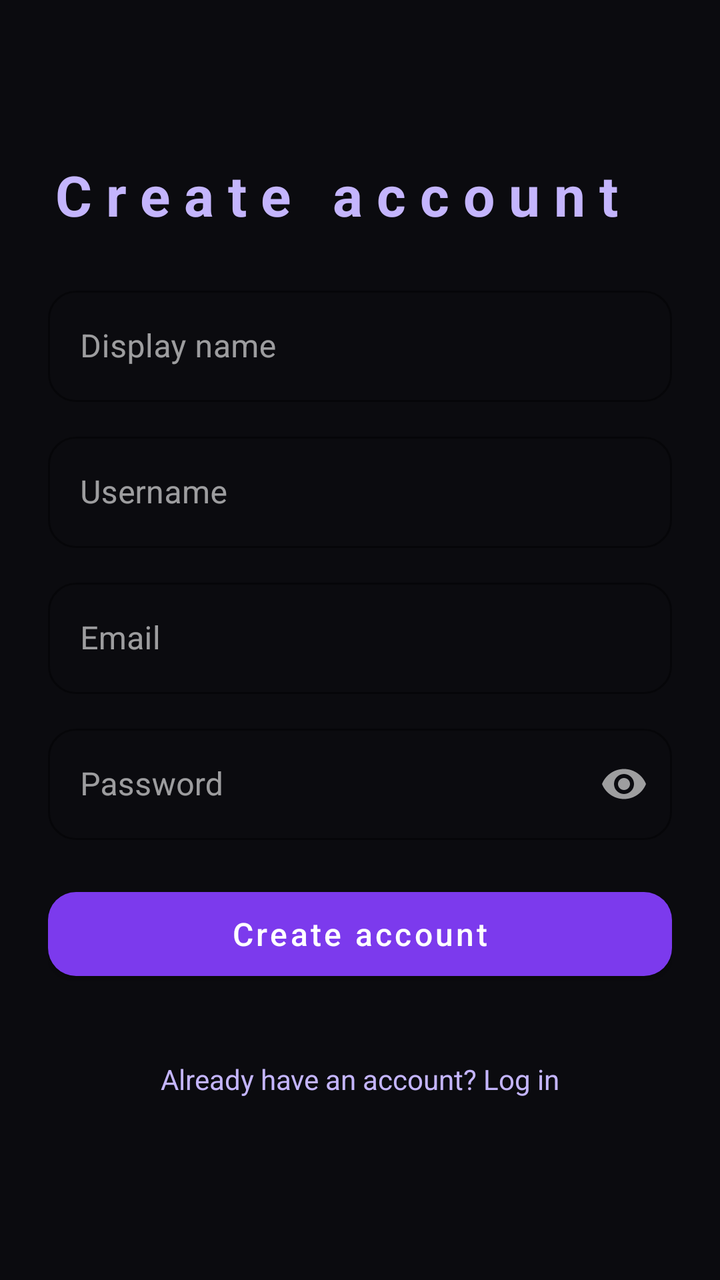
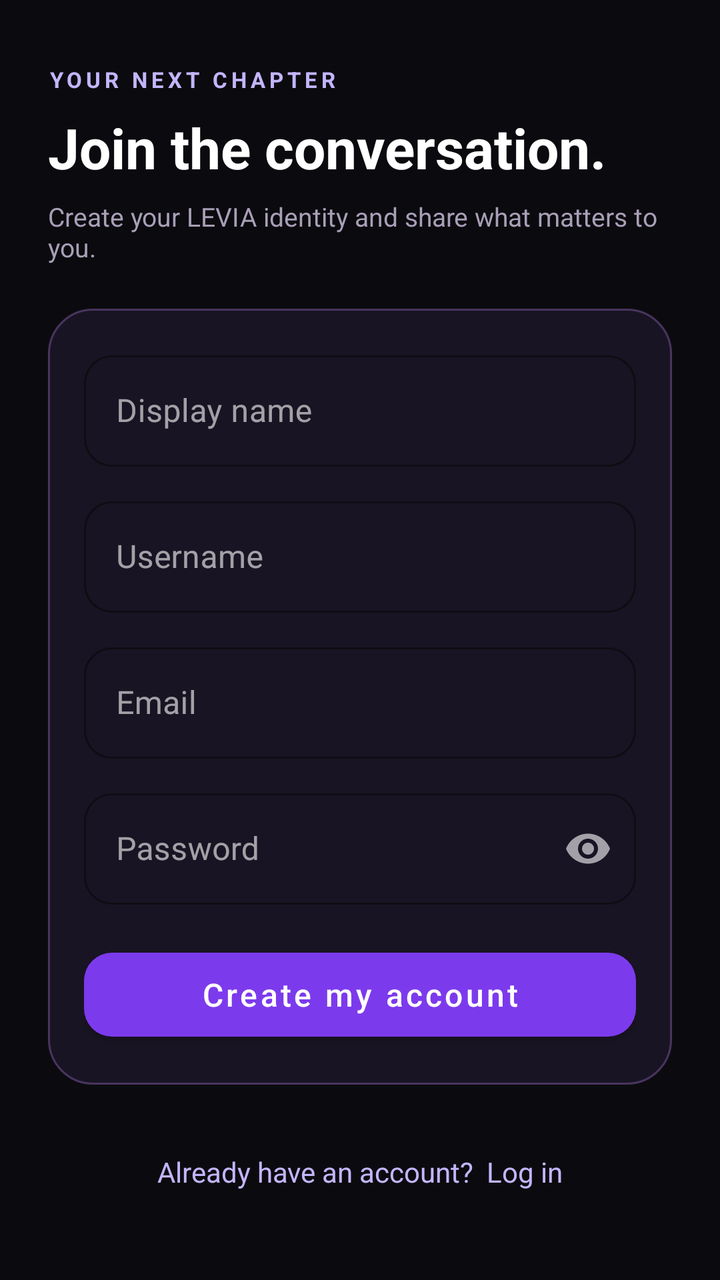

An Android layout rendered at two revisions. The XML below is the earlier revision; the diff shows what the commit changed to produce the second picture.
<!-- AndroidManifest.xml: application theme Theme.Levia -->
<!-- res/layout/activity_register.xml -->
<?xml version="1.0" encoding="utf-8"?>
<ScrollView xmlns:android="http://schemas.android.com/apk/res/android"
    xmlns:app="http://schemas.android.com/apk/res-auto"
    android:layout_width="match_parent"
    android:layout_height="match_parent"
    android:background="@color/levia_black"
    android:fillViewport="true">

    <LinearLayout
        android:layout_width="match_parent"
        android:layout_height="wrap_content"
        android:gravity="center_vertical"
        android:orientation="vertical"
        android:padding="24dp">

        <TextView
            android:layout_width="wrap_content"
            android:layout_height="wrap_content"
            android:layout_marginBottom="24dp"
            android:letterSpacing="0.25"
            android:text="@string/create_account"
            android:textColor="@color/levia_lavender"
            android:textSize="28sp"
            android:textStyle="bold" />

        <com.google.android.material.textfield.TextInputLayout
            style="@style/LeviaInput"
            android:layout_width="match_parent"
            android:layout_height="wrap_content"
            android:hint="@string/display_name">

            <com.google.android.material.textfield.TextInputEditText
                android:id="@+id/displayNameInput"
                android:layout_width="match_parent"
                android:layout_height="wrap_content"
                android:inputType="textPersonName" />
        </com.google.android.material.textfield.TextInputLayout>

        <com.google.android.material.textfield.TextInputLayout
            style="@style/LeviaInput"
            android:layout_width="match_parent"
            android:layout_height="wrap_content"
            android:layout_marginTop="12dp"
            android:hint="@string/username">

            <com.google.android.material.textfield.TextInputEditText
                android:id="@+id/usernameInput"
                android:layout_width="match_parent"
                android:layout_height="wrap_content"
                android:inputType="textVisiblePassword" />
        </com.google.android.material.textfield.TextInputLayout>

        <com.google.android.material.textfield.TextInputLayout
            style="@style/LeviaInput"
            android:layout_width="match_parent"
            android:layout_height="wrap_content"
            android:layout_marginTop="12dp"
            android:hint="@string/email">

            <com.google.android.material.textfield.TextInputEditText
                android:id="@+id/emailInput"
                android:layout_width="match_parent"
                android:layout_height="wrap_content"
                android:inputType="textEmailAddress" />
        </com.google.android.material.textfield.TextInputLayout>

        <com.google.android.material.textfield.TextInputLayout
            style="@style/LeviaInput"
            android:layout_width="match_parent"
            android:layout_height="wrap_content"
            android:layout_marginTop="12dp"
            android:hint="@string/password"
            app:endIconMode="password_toggle">

            <com.google.android.material.textfield.TextInputEditText
                android:id="@+id/passwordInput"
                android:layout_width="match_parent"
                android:layout_height="wrap_content"
                android:inputType="textPassword" />
        </com.google.android.material.textfield.TextInputLayout>

        <TextView
            android:id="@+id/errorText"
            android:layout_width="match_parent"
            android:layout_height="wrap_content"
            android:layout_marginTop="12dp"
            android:textColor="@color/levia_error"
            android:visibility="gone" />

        <com.google.android.material.button.MaterialButton
            android:id="@+id/registerButton"
            style="@style/LeviaButton"
            android:layout_width="match_parent"
            android:layout_height="wrap_content"
            android:layout_marginTop="20dp"
            android:text="@string/create_account" />

        <ProgressBar
            android:id="@+id/progress"
            android:layout_width="wrap_content"
            android:layout_height="wrap_content"
            android:layout_gravity="center_horizontal"
            android:layout_marginTop="16dp"
            android:visibility="gone" />

        <TextView
            android:id="@+id/goLogin"
            android:layout_width="match_parent"
            android:layout_height="wrap_content"
            android:layout_marginTop="24dp"
            android:gravity="center"
            android:padding="12dp"
            android:text="@string/have_account"
            android:textColor="@color/levia_lavender" />
    </LinearLayout>
</ScrollView>
<!-- resources referenced by this layout -->
<resources>
  <color name="levia_black">#0B0B0F</color>
  <color name="levia_error">#FF6B8A</color>
  <color name="levia_lavender">#C4B5FD</color>
  <string name="create_account">Create account</string>
  <string name="display_name">Display name</string>
  <string name="email">Email</string>
  <string name="have_account">Already have an account? Log in</string>
  <string name="password">Password</string>
  <string name="username">Username</string>
  <style name="LeviaButton" parent="Widget.MaterialComponents.Button">
          <item name="backgroundTint">@color/levia_violet</item>
          <item name="android:textColor">@color/levia_white</item>
          <item name="cornerRadius">14dp</item>
          <item name="android:minHeight">54dp</item>
          <item name="android:textAllCaps">false</item>
          <item name="android:textSize">16sp</item>
      </style>
  <style name="LeviaInput" parent="Widget.MaterialComponents.TextInputLayout.OutlinedBox">
          <item name="boxStrokeColor">@color/levia_lavender</item>
          <item name="hintTextColor">@color/levia_lavender</item>
          <item name="boxCornerRadiusTopStart">14dp</item>
          <item name="boxCornerRadiusTopEnd">14dp</item>
          <item name="boxCornerRadiusBottomStart">14dp</item>
          <item name="boxCornerRadiusBottomEnd">14dp</item>
      </style>
  <style name="Theme.Levia" parent="Theme.MaterialComponents.NoActionBar">
          <item name="colorPrimary">@color/levia_violet</item>
          <item name="colorPrimaryVariant">@color/levia_dark_purple</item>
          <item name="colorOnPrimary">@color/levia_white</item>
          <item name="colorSecondary">@color/levia_lavender</item>
          <item name="colorOnSecondary">@color/levia_black</item>
          <item name="colorSurface">@color/levia_surface</item>
          <item name="colorOnSurface">@color/levia_white</item>
          <item name="android:windowBackground">@color/levia_black</item>
          <item name="android:statusBarColor">@color/levia_black</item>
          <item name="android:navigationBarColor">@color/levia_black</item>
      </style>
  <color name="levia_violet">#7C3AED</color>
  <color name="levia_white">#FFFFFF</color>
  <color name="levia_dark_purple">#2A1248</color>
  <color name="levia_surface">#16121F</color>
</resources>

<!-- the commit's change to res/layout/activity_register.xml (unified diff, before → after) -->
@@ -5,112 +5,120 @@
     android:layout_height="match_parent"
     android:background="@color/levia_black"
     android:fillViewport="true">
-
     <LinearLayout
         android:layout_width="match_parent"
         android:layout_height="wrap_content"
-        android:gravity="center_vertical"
         android:orientation="vertical"
-        android:padding="24dp">
-
+        android:padding="24dp"
+        android:gravity="center_vertical">
         <TextView
             android:layout_width="wrap_content"
             android:layout_height="wrap_content"
-            android:layout_marginBottom="24dp"
-            android:letterSpacing="0.25"
-            android:text="@string/create_account"
+            android:text="YOUR NEXT CHAPTER"
             android:textColor="@color/levia_lavender"
+            android:textSize="11sp"
+            android:letterSpacing="0.18"
+            android:textStyle="bold" />
+        <TextView
+            android:layout_width="wrap_content"
+            android:layout_height="wrap_content"
+            android:layout_marginTop="8dp"
+            android:layout_marginBottom="7dp"
+            android:text="Join the conversation."
+            android:textColor="@color/levia_white"
             android:textSize="28sp"
             android:textStyle="bold" />
-
-        <com.google.android.material.textfield.TextInputLayout
-            style="@style/LeviaInput"
+        <TextView
+            android:layout_width="wrap_content"
+            android:layout_height="wrap_content"
+            android:layout_marginBottom="22dp"
+            android:text="Create your LEVIA identity and share what matters to you."
+            android:textColor="#A99FB7"
+            android:textSize="13sp" />
+        <LinearLayout
             android:layout_width="match_parent"
             android:layout_height="wrap_content"
-            android:hint="@string/display_name">
-
-            <com.google.android.material.textfield.TextInputEditText
-                android:id="@+id/displayNameInput"
+            android:orientation="vertical"
+            android:padding="18dp"
+            android:background="@drawable/bg_card">
+            <com.google.android.material.textfield.TextInputLayout
+                style="@style/LeviaInput"
                 android:layout_width="match_parent"
                 android:layout_height="wrap_content"
-                android:inputType="textPersonName" />
-        </com.google.android.material.textfield.TextInputLayout>
-
-        <com.google.android.material.textfield.TextInputLayout
-            style="@style/LeviaInput"
-            android:layout_width="match_parent"
-            android:layout_height="wrap_content"
-            android:layout_marginTop="12dp"
-            android:hint="@string/username">
-
-            <com.google.android.material.textfield.TextInputEditText
-                android:id="@+id/usernameInput"
+                android:hint="@string/display_name">
+                <com.google.android.material.textfield.TextInputEditText
+                    android:id="@+id/displayNameInput"
+                    android:layout_width="match_parent"
+                    android:layout_height="wrap_content"
+                    android:inputType="textPersonName" />
+            </com.google.android.material.textfield.TextInputLayout>
+            <com.google.android.material.textfield.TextInputLayout
+                style="@style/LeviaInput"
                 android:layout_width="match_parent"
                 android:layout_height="wrap_content"
-                android:inputType="textVisiblePassword" />
-        </com.google.android.material.textfield.TextInputLayout>
-
-        <com.google.android.material.textfield.TextInputLayout
-            style="@style/LeviaInput"
-            android:layout_width="match_parent"
-            android:layout_height="wrap_content"
-            android:layout_marginTop="12dp"
-            android:hint="@string/email">
-
-            <com.google.android.material.textfield.TextInputEditText
-                android:id="@+id/emailInput"
+                android:layout_marginTop="12dp"
+                android:hint="@string/username">
+                <com.google.android.material.textfield.TextInputEditText
+                    android:id="@+id/usernameInput"
+                    android:layout_width="match_parent"
+                    android:layout_height="wrap_content"
+                    android:inputType="textVisiblePassword" />
+            </com.google.android.material.textfield.TextInputLayout>
+            <com.google.android.material.textfield.TextInputLayout
+                style="@style/LeviaInput"
                 android:layout_width="match_parent"
                 android:layout_height="wrap_content"
-                android:inputType="textEmailAddress" />
-        </com.google.android.material.textfield.TextInputLayout>
-
-        <com.google.android.material.textfield.TextInputLayout
-            style="@style/LeviaInput"
-            android:layout_width="match_parent"
-            android:layout_height="wrap_content"
-            android:layout_marginTop="12dp"
-            android:hint="@string/password"
-            app:endIconMode="password_toggle">
-
-            <com.google.android.material.textfield.TextInputEditText
-                android:id="@+id/passwordInput"
+                android:layout_marginTop="12dp"
+                android:hint="@string/email">
+                <com.google.android.material.textfield.TextInputEditText
+                    android:id="@+id/emailInput"
+                    android:layout_width="match_parent"
+                    android:layout_height="wrap_content"
+                    android:inputType="textEmailAddress" />
+            </com.google.android.material.textfield.TextInputLayout>
+            <com.google.android.material.textfield.TextInputLayout
+                style="@style/LeviaInput"
                 android:layout_width="match_parent"
                 android:layout_height="wrap_content"
-                android:inputType="textPassword" />
-        </com.google.android.material.textfield.TextInputLayout>
-
-        <TextView
-            android:id="@+id/errorText"
-            android:layout_width="match_parent"
-            android:layout_height="wrap_content"
-            android:layout_marginTop="12dp"
-            android:textColor="@color/levia_error"
-            android:visibility="gone" />
-
-        <com.google.android.material.button.MaterialButton
-            android:id="@+id/registerButton"
-            style="@style/LeviaButton"
-            android:layout_width="match_parent"
-            android:layout_height="wrap_content"
-            android:layout_marginTop="20dp"
-            android:text="@string/create_account" />
-
-        <ProgressBar
-            android:id="@+id/progress"
-            android:layout_width="wrap_content"
-            android:layout_height="wrap_content"
-            android:layout_gravity="center_horizontal"
-            android:layout_marginTop="16dp"
-            android:visibility="gone" />
-
+                android:layout_marginTop="12dp"
+                android:hint="@string/password"
+                app:endIconMode="password_toggle">
+                <com.google.android.material.textfield.TextInputEditText
+                    android:id="@+id/passwordInput"
+                    android:layout_width="match_parent"
+                    android:layout_height="wrap_content"
+                    android:inputType="textPassword" />
+            </com.google.android.material.textfield.TextInputLayout>
+            <TextView
+                android:id="@+id/errorText"
+                android:layout_width="match_parent"
+                android:layout_height="wrap_content"
+                android:layout_marginTop="10dp"
+                android:textColor="@color/levia_error"
+                android:visibility="gone" />
+            <com.google.android.material.button.MaterialButton
+                android:id="@+id/registerButton"
+                style="@style/LeviaButton"
+                android:layout_width="match_parent"
+                android:layout_height="wrap_content"
+                android:layout_marginTop="18dp"
+                android:text="Create my account" />
+            <ProgressBar
+                android:id="@+id/progress"
+                android:layout_width="wrap_content"
+                android:layout_height="wrap_content"
+                android:layout_gravity="center_horizontal"
+                android:layout_marginTop="14dp"
+                android:visibility="gone" />
+        </LinearLayout>
         <TextView
             android:id="@+id/goLogin"
             android:layout_width="match_parent"
             android:layout_height="wrap_content"
-            android:layout_marginTop="24dp"
+            android:layout_marginTop="22dp"
             android:gravity="center"
             android:padding="12dp"
-            android:text="@string/have_account"
+            android:text="Already have an account?  Log in"
             android:textColor="@color/levia_lavender" />
     </LinearLayout>
 </ScrollView>
<!-- resource entries referenced after the edit -->
@@ -3,10 +3,8 @@
   <color name="levia_black">#0B0B0F</color>
   <color name="levia_error">#FF6B8A</color>
   <color name="levia_lavender">#C4B5FD</color>
-  <string name="create_account">Create account</string>
   <string name="display_name">Display name</string>
   <string name="email">Email</string>
-  <string name="have_account">Already have an account? Log in</string>
   <string name="password">Password</string>
   <string name="username">Username</string>
   <style name="LeviaButton" parent="Widget.MaterialComponents.Button">
@@ -39,6 +37,13 @@
       </style>
   <color name="levia_violet">#7C3AED</color>
   <color name="levia_white">#FFFFFF</color>
+  <!-- drawable bg_card (drawable) -->
+  <?xml version="1.0" encoding="utf-8"?>
+  <shape xmlns:android="http://schemas.android.com/apk/res/android" android:shape="rectangle">
+      <solid android:color="#191423" />
+      <corners android:radius="22dp" />
+      <stroke android:width="1dp" android:color="#49345F" />
+  </shape>
   <color name="levia_dark_purple">#2A1248</color>
   <color name="levia_surface">#16121F</color>
 </resources>
